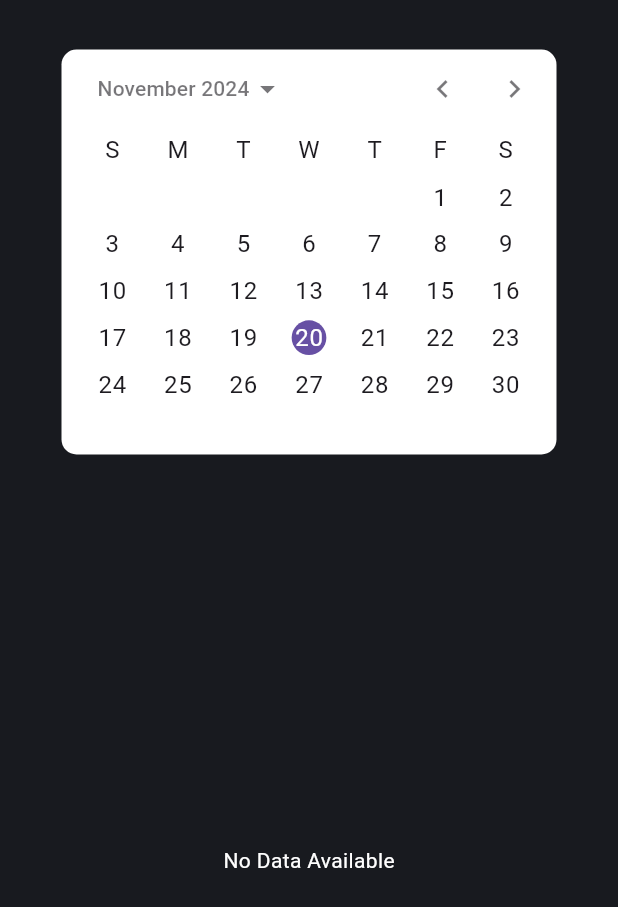
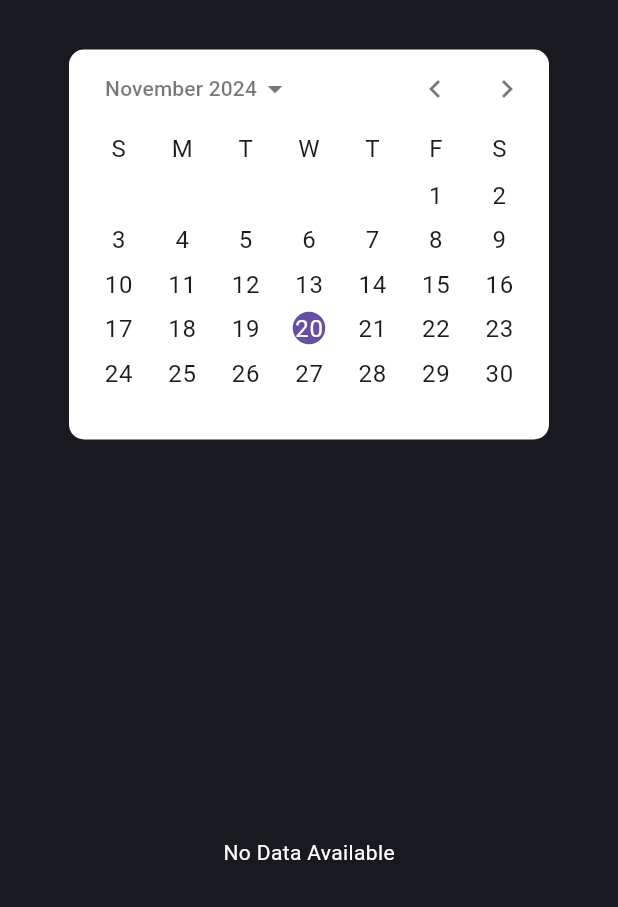
Before and after one commit to kmin1231/lstm_mobile, a Flutter app: the CalendarWidget screen opened directly, on a phone screen of 412 x 824 dp. Shown: the top 907 px of the screen. Run offline on Flutter 3.47's test engine with Material 3 defaults, Android fonts, the phone set to English and light mode, and no system bars; our stand-ins replace cloud_firestore, dio, firebase_core, fl_chart, google_fonts, table_calendar; accounts and stored records are empty; generated files the repository leaves out were written again.

Commit message:
minor change for CalendarWidget

```diff
--- a/frontend/lib/home_screen.dart
+++ b/frontend/lib/home_screen.dart
@@ -414,7 +414,7 @@ class _CalendarWidgetState extends State<CalendarWidget> {
           .get();
 
       setState(() {
-        fetchedData = querySnapshot.docs;
+        fetchedData = querySnapshot.docs.toSet().toList();
       });
 
       print('Fetched data count: ${fetchedData.length}');
@@ -452,15 +452,15 @@ class _CalendarWidgetState extends State<CalendarWidget> {
               ),
             SizedBox(height: 20),
             Container(
-              height: 270,
-              width: 330,
+              height: 260,
+              width: 320,
               decoration: BoxDecoration(
                 color: calendarBackgroundColor,
                 borderRadius: BorderRadius.circular(10),
               ),
               child: CalendarDatePicker(
                 initialDate: selectedDate ?? DateTime.now(),
-                firstDate: DateTime(2000),
+                firstDate: DateTime(2024),
                 lastDate: DateTime(2101),
                 onDateChanged: (date) {
                   _selectDate(date);
@@ -496,7 +496,8 @@ class _CalendarWidgetState extends State<CalendarWidget> {
                       child: Text('No Data Available',
                           style: TextStyle(color: calendarTextColor)))
                   : ListView.builder(
-                      itemCount: fetchedData.length,
+                      itemCount: 1,
+                      // itemCount: fetchedData.length,
                       itemBuilder: (context, index) {
                         final data = fetchedData[index];
 
```
